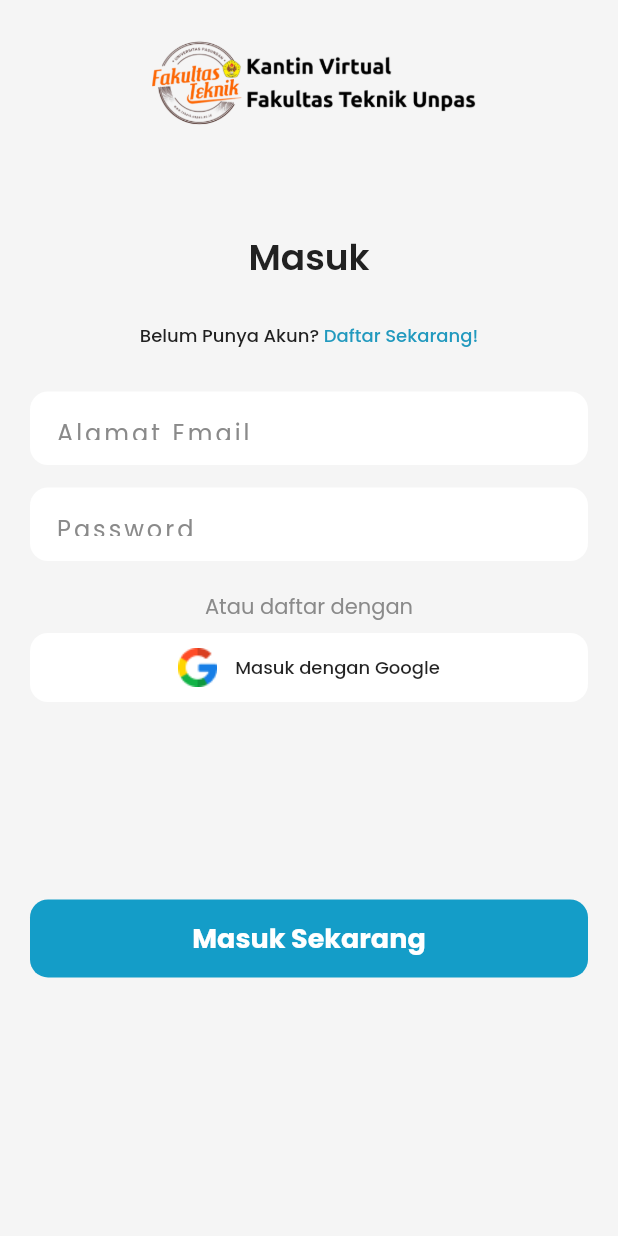
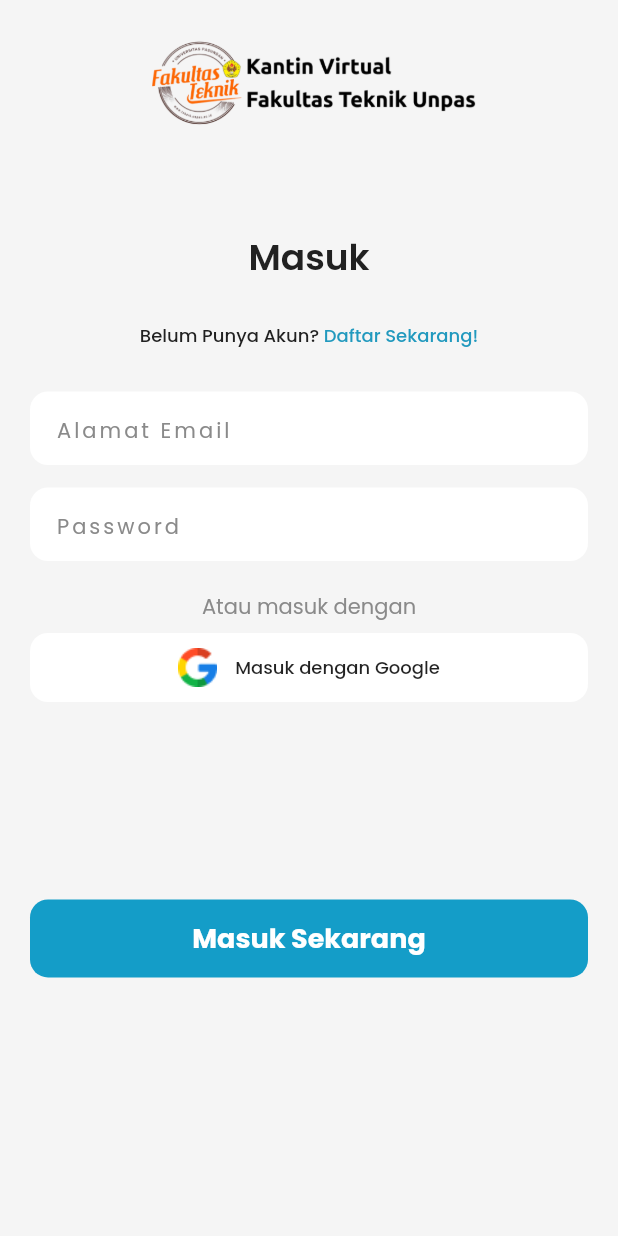
Before and after one commit to anugrahsputra/kantin_online, a Flutter app: the screen it shows after launch, on a phone screen of 412 x 824 dp. Run offline on Flutter 3.47's test engine with Material 2 defaults, Android fonts, the phone set to English and light mode, and no system bars; our stand-ins replace google_fonts.

Commit message:
modified sign in screen

```diff
--- a/lib/screens/sign_in_screeen.dart
+++ b/lib/screens/sign_in_screeen.dart
@@ -102,6 +102,7 @@ class SignIn extends StatelessWidget {
           hintStyle: primaryText.copyWith(
             color: const Color(0xff8A8A8A),
             letterSpacing: 2,
+            fontSize: 14,
           ),
         ),
       ),
@@ -126,9 +127,7 @@ class SignIn extends StatelessWidget {
         decoration: InputDecoration.collapsed(
           hintText: 'Password',
           hintStyle: primaryText.copyWith(
-            color: const Color(0xff8A8A8A),
-            letterSpacing: 2,
-          ),
+              color: const Color(0xff8A8A8A), letterSpacing: 2, fontSize: 14),
         ),
       ),
     );
@@ -143,7 +142,7 @@ class SignIn extends StatelessWidget {
       child: Column(
         children: [
           Text(
-            'Atau daftar dengan',
+            'Atau masuk dengan',
             style: primaryText.copyWith(
               color: const Color(0xff8A8A8A),
             ),
```
